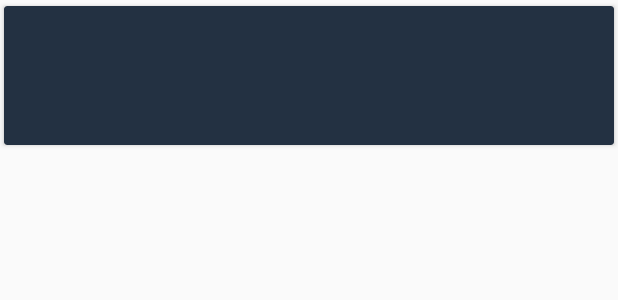
After one commit to gustavoballeste/Capstone-Project, an Android app: the layout widget_grid_item.xml on its own in the app's theme, with its tools: preview values and no code run, on a phone screen of 412 x 824 dp. The commit adds this screen. Shown: the top 300 px of the screen. Run offline under Robolectric (Android 15) with nearby library versions, the phone set to English and light mode, and no system bars.

Commit message:
feat: Implements widget (static model)

```diff
--- a/app/src/main/java/com/gustavoballeste/capstone/adapter/GridAdapter.java
+++ b/app/src/main/java/com/gustavoballeste/capstone/adapter/GridAdapter.java
@@ -49,7 +49,7 @@ public class GridAdapter extends BaseAdapter{
         if (convertView == null) {
             LayoutInflater inflater = (LayoutInflater) mContext
                     .getSystemService(Context.LAYOUT_INFLATER_SERVICE);
-            grid = inflater.inflate(R.layout.grid_single,null);
+            grid = inflater.inflate(R.layout.grid_item,null);
 
         } else {
             grid = convertView;
--- /dev/null
+++ b/app/src/main/res/layout/widget_grid_item.xml
@@ -0,0 +1,34 @@
+<android.support.v7.widget.CardView
+    xmlns:android="http://schemas.android.com/apk/res/android"
+    xmlns:app="http://schemas.android.com/apk/res-auto"
+    android:layout_width="match_parent"
+    android:layout_height="wrap_content"
+    app:cardUseCompatPadding="true"
+    app:cardBackgroundColor="@color/colorPrimaryDark">
+
+    <LinearLayout
+        android:layout_width="match_parent"
+        android:layout_height="match_parent"
+        android:padding="@dimen/grid_padding"
+        android:orientation="vertical"
+        android:layout_gravity="center">
+
+        <ImageView
+            android:id="@+id/widget_category_image_view"
+            android:layout_width="@dimen/grid_image_size"
+            android:layout_height="@dimen/grid_image_size"
+            android:layout_gravity="center">
+        </ImageView>
+
+        <TextView
+            android:id="@+id/widget_category_description_text_view"
+            android:layout_width="wrap_content"
+            android:layout_height="wrap_content"
+            android:layout_marginTop="@dimen/grid_text_margin_top"
+            android:textSize="@dimen/grid_text_size"
+            android:layout_gravity="center"
+            android:textColor="@color/colorWhite">
+        </TextView>
+
+    </LinearLayout>
+</android.support.v7.widget.CardView>
--- a/app/src/main/res/values/dimens.xml
+++ b/app/src/main/res/values/dimens.xml
@@ -27,4 +27,5 @@
     <dimen name="large_text_width">500dp</dimen>
     <dimen name="title_height">260dp</dimen>
     <dimen name="large_text_height">60dp</dimen>
+    <dimen name="widget_margin">8dp</dimen>
 </resources>
--- a/app/src/main/res/values/strings.xml
+++ b/app/src/main/res/values/strings.xml
@@ -77,4 +77,5 @@
 
     <string name="banner_ad_unit_id">ca-app-pub-3940256099942544/6300978111</string>
 
+    <string name="empty_view_text">This is the empty view</string>
 </resources>
```
Also changed, not shown: app/src/main/AndroidManifest.xml (+14 -0 lines), app/src/main/java/com/gustavoballeste/capstone/widget/StackWidgetProvider.java (added, +96 -0 lines), app/src/main/java/com/gustavoballeste/capstone/widget/StackWidgetService.java (added, +135 -0 lines), app/src/main/java/com/gustavoballeste/capstone/widget/WidgetItem.java (added, +25 -0 lines), app/src/main/res/drawable-nodpi/widget_item_background.xml (added, +18 -0 lines), app/src/main/res/layout/widget_item.xml (added, +24 -0 lines), app/src/main/res/layout/widget_layout.xml (added, +36 -0 lines), app/src/main/res/xml/stackwidgetinfo.xml (added, +26 -0 lines), app/src/main/res/drawable-nodpi/preview.png (added), app/src/main/res/layout/grid_item.xml (renamed from app/src/main/res/layout/grid_single.xml), 1 other file.
